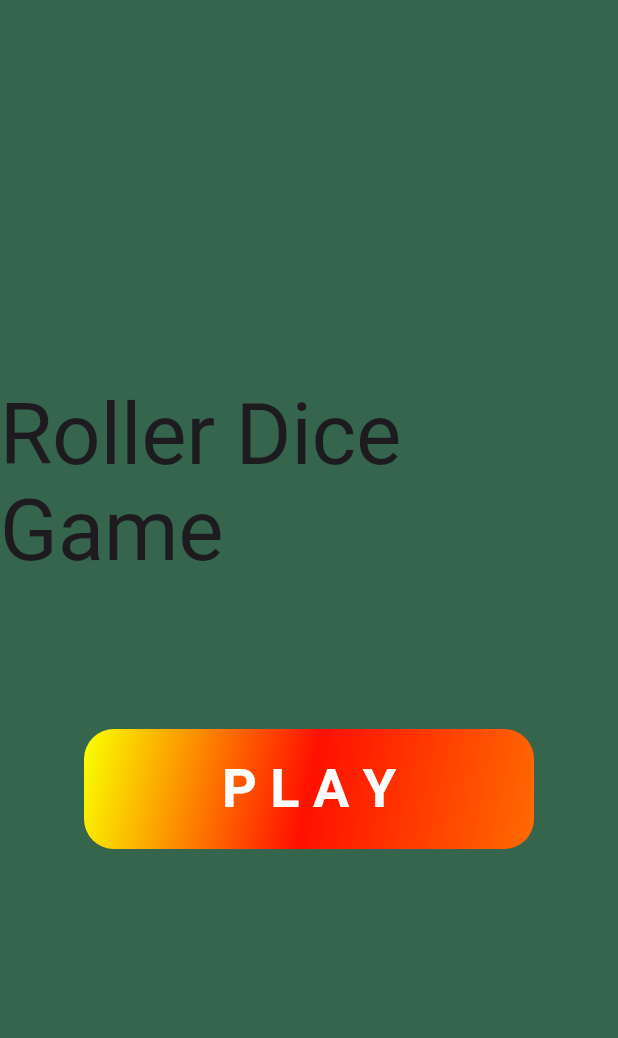
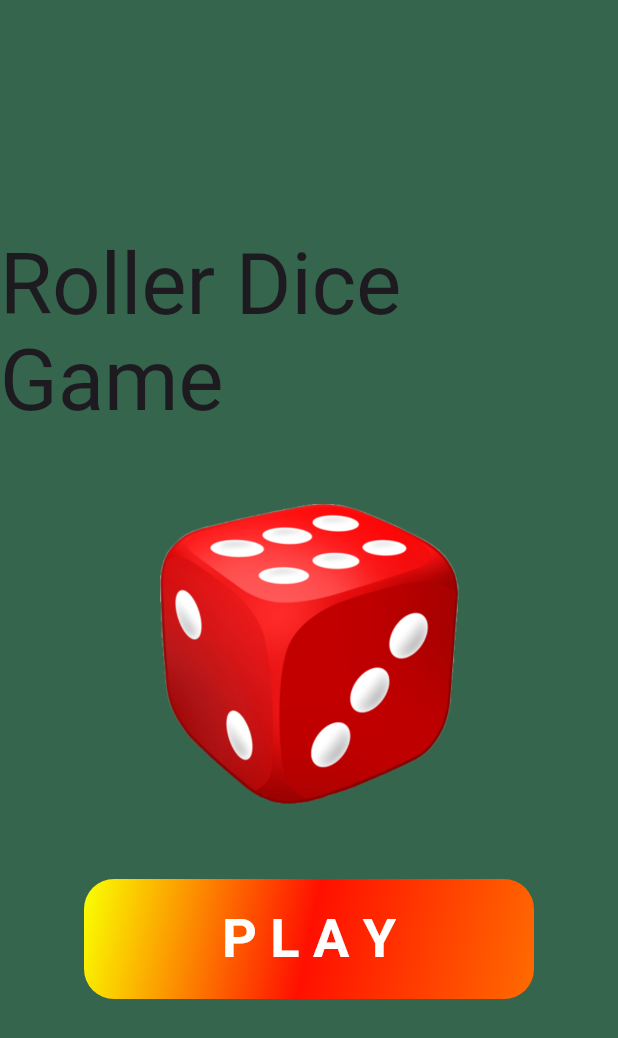
Before and after one commit to axl0d/roller_dice, a Flutter app: the screen it shows after launch, on a phone screen of 412 x 824 dp. Shown: the top 1038 px of the screen. Run offline on Flutter 3.47's test engine with Material 3 defaults, Android fonts, the phone set to English and light mode, and no system bars; our stand-ins replace google_fonts.

Commit message:
add dice 3d image

```diff
--- a/lib/home_page.dart
+++ b/lib/home_page.dart
@@ -23,6 +23,7 @@ class HomePage extends StatelessWidget {
               ),
             ),
             const SizedBox(height: 50),
+            Image.asset('assets/dice3d.png', height: 200),
             const SizedBox(height: 50),
             AnimatedButton(
               onTap: () => Navigator.pushNamed(context, GameRoomPage.routeName),
```
